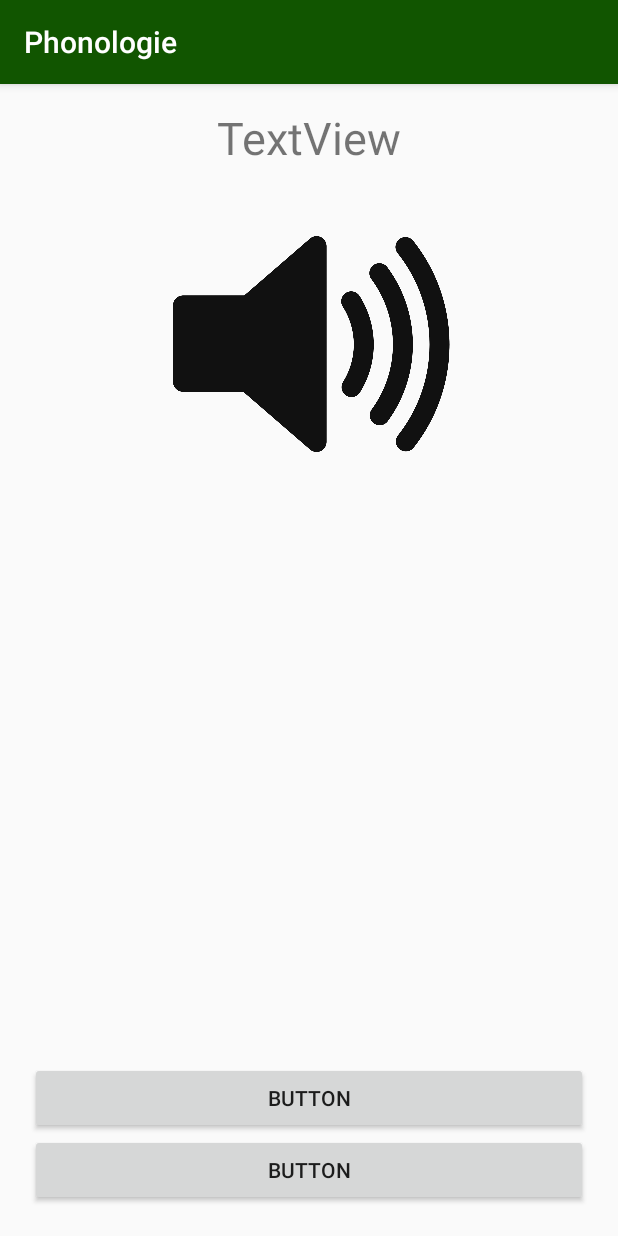
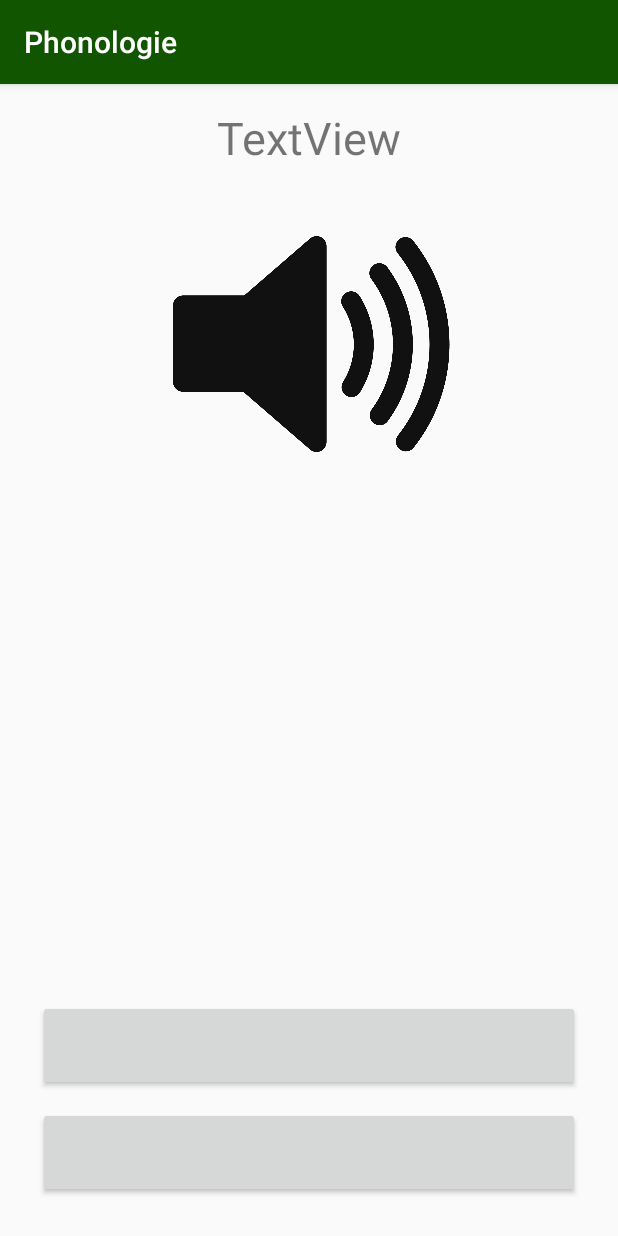
Before and after one commit to Mlalala/Android_orthophoniste, an Android app: the PhonologyActivity screen opened directly, with no data from a screen before it, on a phone screen of 412 x 824 dp. Run offline under Robolectric (Android 15) with nearby library versions, the phone set to English and light mode, and no system bars; 6 statements that could not run were skipped.

Commit message:
?? je sais plus

```diff
--- a/app/build.gradle
+++ b/app/build.gradle
@@ -8,7 +8,7 @@ android {
     compileSdkVersion 26
     defaultConfig {
         applicationId "fr.insa_cvl.orthophonie"
-        minSdkVersion 21
+        minSdkVersion 23
         targetSdkVersion 26
         versionCode 1
         versionName "1.0"
@@ -25,7 +25,7 @@ android {
 dependencies {
     implementation fileTree(include: ['*.jar'], dir: 'libs')
     implementation "org.jetbrains.kotlin:kotlin-stdlib-jdk7:$kotlin_version"
-    implementation 'com.android.support:appcompat-v7:26.0.0'
+    implementation 'com.android.support:appcompat-v7:26.1.0'
     implementation 'com.android.support.constraint:constraint-layout:1.1.3'
     testImplementation 'junit:junit:4.12'
     androidTestImplementation 'com.android.support.test:runner:1.0.2'
--- a/app/src/main/java/fr/insa_cvl/orthophonie/PhonologyActivity.kt
+++ b/app/src/main/java/fr/insa_cvl/orthophonie/PhonologyActivity.kt
@@ -26,13 +26,14 @@ class PhonologyActivity : AppCompatActivity(){
     override fun onCreate(savedInstanceState: Bundle?) {
         super.onCreate(savedInstanceState)
         setContentView(R.layout.phonology_layout)
+
         index_serie = intent.getIntExtra("EXTRA_POSITION",0)
 
         //Serie lengh
         var databaseAccess = DatabaseAccess.getInstance(this)
         databaseAccess.open()
         var sql_query = databaseAccess.count(index_serie+1)
-        length_serie = sql_query.toInt()
+        length_serie = sql_query
         //databaseAccess.close()
 
         //init proposals, answer and audio
--- a/app/src/main/res/layout/phonology_layout.xml
+++ b/app/src/main/res/layout/phonology_layout.xml
@@ -35,13 +35,15 @@
             android:id="@+id/phono_button1"
             android:layout_width="match_parent"
             android:layout_height="wrap_content"
-            android:text="Button" />
+            android:textSize="30dp"
+            android:layout_margin="5dp"/>
 
         <Button
             android:id="@+id/phono_button2"
             android:layout_width="match_parent"
             android:layout_height="wrap_content"
-            android:text="Button" />
+            android:textSize="30dp"
+            android:layout_margin="5dp"/>
 
     </LinearLayout>
 </LinearLayout>
```
